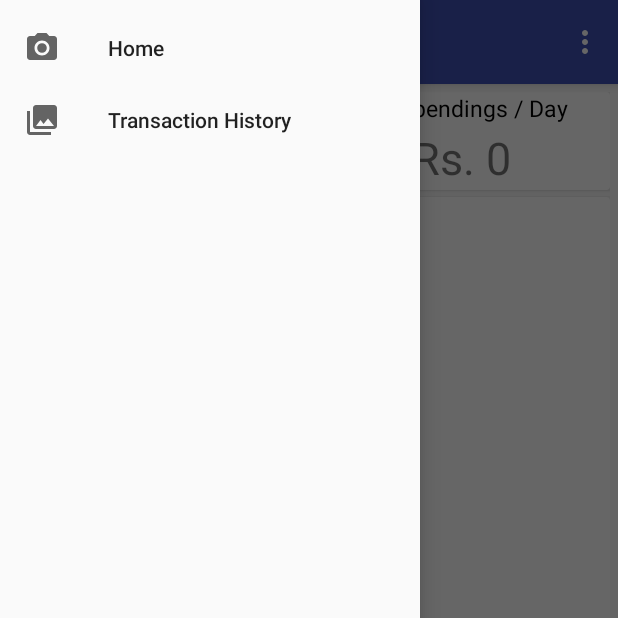
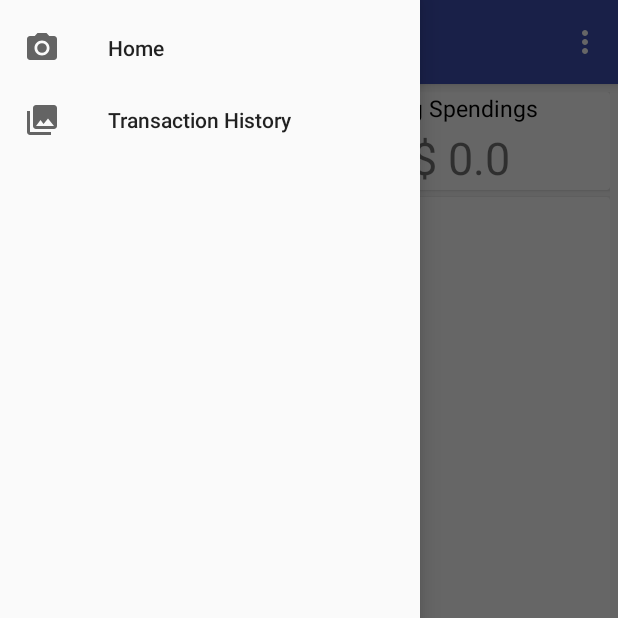
Before and after one commit to Dom07/WalletManager, an Android app: the screen it shows after launch (MainActivity), with the side drawer open, on a phone screen of 412 x 824 dp, the top half of it. Run offline under Robolectric (Android 15) with nearby library versions, the phone set to English and light mode, and no system bars; libraries missing offline, so code that uses them is left out: com.github.mikephil.charting; plain views replace PieChart; 3 statements that could not run were skipped.

Commit message:
- Added column description in the main table. - Did appropriate changes to handle the additional column change. - Converted values from int to float - Added dollar to string resource file and accessing the dollar symbol from there throughout the project.

```diff
--- a/app/src/main/java/com/dom5230/utility/walletmanager/Home.java
+++ b/app/src/main/java/com/dom5230/utility/walletmanager/Home.java
@@ -82,17 +82,6 @@ public class Home extends Fragment {
 
         populateListView();
 
-//        ArrayList<String> dates = helper.getDates(getContext());
-//
-//        for(int i =0 ;i <dates.size();i++){
-//            Log.d("Unique Date :", dates.get(i));
-//        }
-//
-//
-//        String date = dates.get(0);
-//        ArrayList<String> days = helper.getDayFromDate(getContext(), date);
-//        Log.d("Days Size: ", String.valueOf(days.size()));
-
         return view;
     }
 
@@ -108,6 +97,7 @@ public class Home extends Fragment {
 
         final EditText ETAmount = mview.findViewById(R.id.ETAmount);
         final Spinner spinner = mview.findViewById(R.id.SpinnerCategory);
+        final EditText ETDescription = mview.findViewById(R.id.etDescription);
 
         ArrayList<String> categoriesList = helper.getCategoriesList(getContext());
         final ArrayAdapter<String> adapter = new ArrayAdapter<>(getActivity(), android.R.layout.simple_spinner_dropdown_item, categoriesList);
@@ -116,7 +106,7 @@ public class Home extends Fragment {
         mBuilder.setPositiveButton("Save", new DialogInterface.OnClickListener() {
             @Override
             public void onClick(DialogInterface dialogInterface, int i) {
-                helper.insertRecord(getContext(), ETAmount.getText().toString(),spinner.getSelectedItem().toString());
+                helper.insertRecord(getContext(), ETAmount.getText().toString(),spinner.getSelectedItem().toString(), ETDescription.getText().toString());
                 populateListView();
                 updateUIData();
             }
@@ -159,21 +149,28 @@ public class Home extends Fragment {
     }
 
     public void updateTodaysExpense(){
-        SpendingsForToday.setText("₹ "+String.valueOf(helper.getExpensesForToday(getContext())));
+        float expsesForToday = 0;
+        float dbValue = helper.getExpensesForToday(getContext());
+        if(dbValue != 0){
+            expsesForToday = dbValue;
+        }
+        SpendingsForToday.setText(getResources().getString(R.string.dollar)+" "+expsesForToday);
     }
 
     public void updateAverageSalary(){
-        int average = 0;
-        int total = 0;
+        float average = 0;
+        float total = 0;
         ArrayList<TransactionRecord> records = helper.getRowsAsArrayListObjects(getContext());
         for(int i = 0; i < records.size(); i++){
             TransactionRecord record = records.get(i);
-            total = total + Integer.parseInt(record.getAmouont());
+            total = total + Float.valueOf(record.getAmouont());
         }
 
-        average = total / records.size();
+        if(total != 0) {
+            average = total / records.size();
+        }
 
-        averageSpendings.setText("Rs. "+average);
+        averageSpendings.setText(getResources().getString(R.string.dollar)+" "+average);
     }
 
     public void setPieChart(){
@@ -213,7 +210,7 @@ public class Home extends Fragment {
 
     public void setPieCenterText(Entry e){
         PieEntry pieEntry = (PieEntry)e;
-        pieChart.setCenterText(pieEntry.getLabel()+": ₹"+(int)pieEntry.getValue());
+        pieChart.setCenterText(pieEntry.getLabel()+": "+getResources().getString(R.string.dollar)+" "+pieEntry.getValue());
         pieChart.setCenterTextSize(15f);
         pieChart.setCenterTextColor(Color.BLUE);
     }
--- a/app/src/main/java/com/dom5230/utility/walletmanager/MyPieChart.java
+++ b/app/src/main/java/com/dom5230/utility/walletmanager/MyPieChart.java
@@ -27,13 +27,13 @@ public class MyPieChart {
             }
         }
 
-        int[] total = new int[categories.size()];
+        float[] total = new float[categories.size()];
 
         for(int i = 0; i < records.size();i++){
             TransactionRecord record = records.get(i);
                 for(int count = 0; count<categories.size(); count++){
                     if(categories.get(count).equals(record.getCategory())){
-                        total[count]+=Integer.parseInt(record.getAmouont());
+                        total[count]+=Float.valueOf(record.getAmouont());
                     }
                 }
         }
--- a/app/src/main/java/com/dom5230/utility/walletmanager/MySqliteTaskHelper.java
+++ b/app/src/main/java/com/dom5230/utility/walletmanager/MySqliteTaskHelper.java
@@ -60,7 +60,7 @@ public class MySqliteTaskHelper extends SQLiteOpenHelper {
         }
     }
 
-    public void insertRecord(Context context, String amount, String category) {
+    public void insertRecord(Context context, String amount, String category, String description) {
         MySqliteTaskHelper helper = MySqliteTaskHelper.getInstance(context);
         SQLiteDatabase db = helper.getWritableDatabase();
 
@@ -82,6 +82,7 @@ public class MySqliteTaskHelper extends SQLiteOpenHelper {
         values.put(table.DAY_OF_WEEK, daysofweek[dayofWeek - 1]);
         values.put(table.CATEGORY, category);
         values.put(table.AMOUNT, amount);
+        values.put(table.DESCRIPTION, description);
         long row = db.insert(table.TABLE_NAME, null, values);
         Log.i("SQL INSERT", String.valueOf(row));
     }
@@ -100,7 +101,8 @@ public class MySqliteTaskHelper extends SQLiteOpenHelper {
             String dayOfWeek = cursor.getString(3);
             String category = cursor.getString(4);
             String amount = cursor.getString(5);
-            TransactionRecord item = new TransactionRecord(date, time, dayOfWeek, category, amount);
+            String description = cursor.getString(6);
+            TransactionRecord item = new TransactionRecord(date, time, dayOfWeek, category, amount, description);
             arrayListItems.add(item);
             cursor.moveToNext();
         }
@@ -127,7 +129,8 @@ public class MySqliteTaskHelper extends SQLiteOpenHelper {
             String dayOfWeek = cursor.getString(3);
             String category = cursor.getString(4);
             String amount = cursor.getString(5);
-            TransactionRecord item = new TransactionRecord(date, time, dayOfWeek, category, amount);
+            String description = cursor.getString(6);
+            TransactionRecord item = new TransactionRecord(date, time, dayOfWeek, category, amount, description);
             arrayListItems.add(item);
             if (counter == 1) {
                 break;
@@ -138,16 +141,16 @@ public class MySqliteTaskHelper extends SQLiteOpenHelper {
         return arrayListItems;
     }
 
-    public int getExpensesForToday(Context context) {
+    public float getExpensesForToday(Context context) {
         sqliteTaskHelperInstance = MySqliteTaskHelper.getInstance(context);
         db = sqliteTaskHelperInstance.getReadableDatabase();
-        int total = 0;
+        float total = 0;
         String TodaysDate = getTodaysDate();
         Cursor cursor = db.query(table.TABLE_NAME, new String[]{table.AMOUNT}, table.DATE + "=?", new String[]{TodaysDate}, null, null, null);
         cursor.moveToFirst();
         while (!cursor.isAfterLast()) {
             String amount = cursor.getString(0);
-            total = total + Integer.parseInt(amount);
+            total = total + Float.valueOf(amount);
             cursor.moveToNext();
         }
         return total;
--- a/app/src/main/java/com/dom5230/utility/walletmanager/TransactionTable.java
+++ b/app/src/main/java/com/dom5230/utility/walletmanager/TransactionTable.java
@@ -8,11 +8,13 @@ public class TransactionTable {
     String DAY_OF_WEEK = "DAY_OF_WEEK";
     String CATEGORY = "CATEGORY";
     String AMOUNT = "AMOUNT";
+    String DESCRIPTION = "DESCRIPTION";
 
     String CREATE_TABLE = "CREATE TABLE "+TABLE_NAME+" ("+SERIAL_NUMBER+" INTEGER PRIMARY KEY AUTOINCREMENT DEFAULT 1, "
             +DATE+" STRING, "
             +TIME+" STRING, "
             +DAY_OF_WEEK+" STRING, "
             +CATEGORY+" STRING, "
-            +AMOUNT+" STRING)";
+            +AMOUNT+" STRING, "
+            +DESCRIPTION+" STRING)";
 }
--- a/app/src/main/java/com/dom5230/utility/walletmanager/recentTransactionAdapter.java
+++ b/app/src/main/java/com/dom5230/utility/walletmanager/recentTransactionAdapter.java
@@ -14,7 +14,7 @@ import java.util.ArrayList;
 public class recentTransactionAdapter extends ArrayAdapter {
     Activity context;
     ArrayList<TransactionRecord> transactionRecorditems;
-    TextView tvCategory, tvTime, tvAmount;
+    TextView tvCategory, tvDescription, tvAmount;
     TransactionRecord transactionRecorditem;
 
     public recentTransactionAdapter(Activity context, ArrayList<TransactionRecord> transactionRecorditems){
@@ -31,12 +31,12 @@ public class recentTransactionAdapter extends ArrayAdapter {
         transactionRecorditem = transactionRecorditems.get(position);
 
         tvCategory = rowView.findViewById(R.id.tvCategory);
-        tvTime = rowView.findViewById(R.id.tvTime);
+        tvDescription = rowView.findViewById(R.id.tvDescription);
         tvAmount = rowView.findViewById(R.id.tvAmount);
 
         tvCategory.setText(transactionRecorditem.getCategory());
-        tvTime.setText(transactionRecorditem.getTime());
-        tvAmount.setText("Rs. "+transactionRecorditem.getAmouont());
+        tvDescription.setText(transactionRecorditem.getDescription());
+        tvAmount.setText(getContext().getResources().getString(R.string.dollar)+" "+transactionRecorditem.getAmouont());
 
 //        tvRecentAmount = rowView.findViewById(R.id.tvRecentAmount);
 //        tvRecentCategory = rowView.findViewById(R.id.tvRecentCategory);
--- a/app/src/main/res/layout/fragment_home.xml
+++ b/app/src/main/res/layout/fragment_home.xml
@@ -70,7 +70,7 @@
                     <TextView
                         android:layout_width="match_parent"
                         android:layout_height="wrap_content"
-                        android:text="Avg Spendings / Day"
+                        android:text="Avg Spendings"
                         android:textAlignment="center"
                         android:textSize="15sp"
                         android:textColor="@color/colorBlack"/>
--- a/app/src/main/res/layout/last_two_transaction_row.xml
+++ b/app/src/main/res/layout/last_two_transaction_row.xml
@@ -20,8 +20,8 @@
             android:layout_height="wrap_content" />
 
         <TextView
-            android:text="9:00 AM"
-            android:id="@+id/tvTime"
+            android:text="Chinese"
+            android:id="@+id/tvDescription"
             android:layout_below="@id/tvCategory"
             android:layout_width="wrap_content"
             android:layout_height="wrap_content" />
--- a/app/src/main/res/values/strings.xml
+++ b/app/src/main/res/values/strings.xml
@@ -8,6 +8,7 @@
 
     <!-- TODO: Remove or change this placeholder text -->
     <string name="hello_blank_fragment">Hello blank fragment</string>
+    <string name="dollar">$</string>
 
     <string-array name="category">
         <item>Food</item>
```
Also changed, not shown: app/src/main/java/com/dom5230/utility/walletmanager/RecentTransactionExpListViewAdapter.java (+7 -5 lines), app/src/main/java/com/dom5230/utility/walletmanager/TransactionRecord.java (+7 -2 lines), app/src/main/res/layout/expense_input_dailogue.xml (+19 -3 lines), app/src/main/res/layout/transaction_history_row_content.xml (+9 -1 lines).
